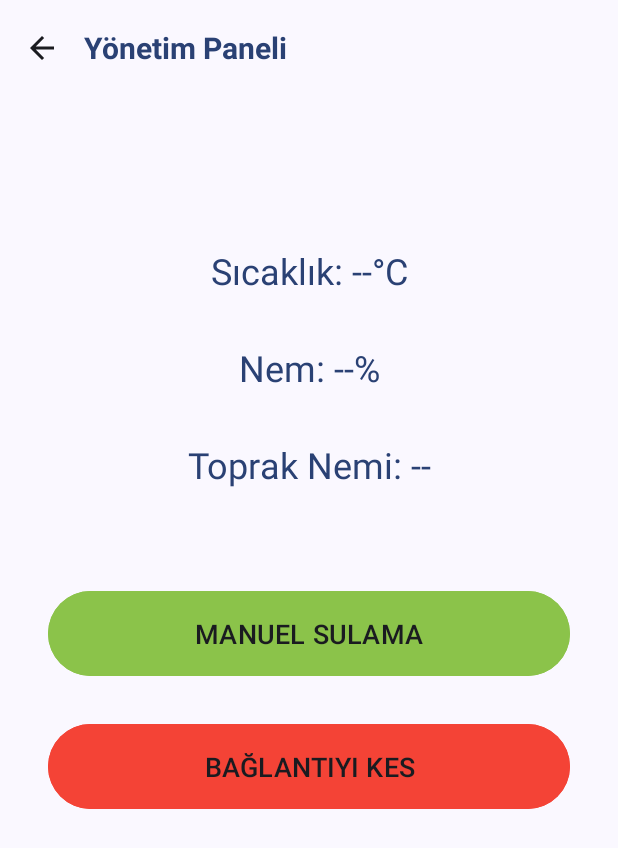
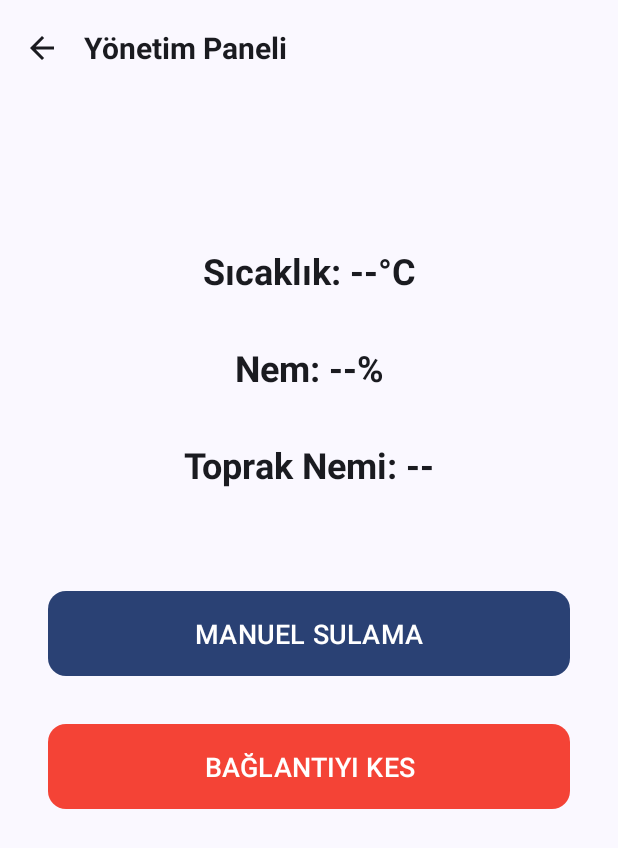
Before and after one commit to nyaexx/bitki-sulama, an Android app: the MonitoringActivity screen opened directly, with no data from a screen before it, on a phone screen of 412 x 824 dp. Shown: the top 848 px of the screen. Run offline under Robolectric (Android 15) with nearby library versions, the phone set to English and light mode, and no system bars; 1 statement that could not run was skipped.

Commit message:
Tema Güncellemesi

```diff
--- a/Android Uygulama/app/src/main/res/layout/activity_monitoring.xml
+++ b/Android Uygulama/app/src/main/res/layout/activity_monitoring.xml
@@ -4,10 +4,10 @@
     xmlns:tools="http://schemas.android.com/tools"
     android:layout_width="match_parent"
     android:layout_height="match_parent"
-    tools:context=".MonitoringActivity"
-    android:fitsSystemWindows="true">>
+    android:fitsSystemWindows="true"
+    tools:context=".MonitoringActivity">
 
-    <androidx.appcompat.widget.Toolbar
+    <com.google.android.material.appbar.MaterialToolbar
         android:id="@+id/toolbar"
         android:layout_width="match_parent"
         android:layout_height="?attr/actionBarSize"
@@ -16,6 +16,7 @@
         app:layout_constraintStart_toStartOf="parent"
         app:layout_constraintTop_toTopOf="parent"
         app:navigationIcon="@drawable/arrow_back"
+        app:navigationIconTint="?attr/colorOnSurface"
         app:popupTheme="@style/ThemeOverlay.AppCompat.Light">
 
         <TextView
@@ -23,11 +24,11 @@
             android:layout_width="wrap_content"
             android:layout_height="wrap_content"
             android:text="@string/yonetim_paneli"
-            android:textColor="?attr/colorPrimaryDark"
+            android:textColor="?attr/colorOnSurface"
             android:textSize="20sp"
             android:textStyle="bold" />
 
-    </androidx.appcompat.widget.Toolbar>
+    </com.google.android.material.appbar.MaterialToolbar>
 
     <TextView
         android:id="@+id/temperatureTextView"
@@ -35,8 +36,9 @@
         android:layout_height="wrap_content"
         android:layout_marginTop="100dp"
         android:text="Sıcaklık: --°C"
-        android:textColor="?attr/colorPrimaryDark"
+        android:textColor="?attr/colorOnSurface"
         android:textSize="24sp"
+        android:textStyle="bold"
         app:layout_constraintEnd_toEndOf="parent"
         app:layout_constraintStart_toStartOf="parent"
         app:layout_constraintTop_toBottomOf="@+id/toolbar" />
@@ -47,8 +49,9 @@
         android:layout_height="wrap_content"
         android:layout_marginTop="32dp"
         android:text="Nem: --%"
-        android:textColor="?attr/colorPrimaryDark"
+        android:textColor="?attr/colorOnSurface"
         android:textSize="24sp"
+        android:textStyle="bold"
         app:layout_constraintEnd_toEndOf="parent"
         app:layout_constraintStart_toStartOf="parent"
         app:layout_constraintTop_toBottomOf="@+id/temperatureTextView" />
@@ -59,13 +62,14 @@
         android:layout_height="wrap_content"
         android:layout_marginTop="32dp"
         android:text="Toprak Nemi: --"
-        android:textColor="?attr/colorPrimaryDark"
+        android:textColor="?attr/colorOnSurface"
         android:textSize="24sp"
+        android:textStyle="bold"
         app:layout_constraintEnd_toEndOf="parent"
         app:layout_constraintStart_toStartOf="parent"
         app:layout_constraintTop_toBottomOf="@+id/humidityTextView" />
 
-    <Button
+    <com.google.android.material.button.MaterialButton
         android:id="@+id/manualWateringButton"
         android:layout_width="0dp"
         android:layout_height="wrap_content"
@@ -74,14 +78,15 @@
         android:layout_marginEnd="32dp"
         android:padding="16dp"
         android:text="@string/manuel_sulama"
-        android:textColor="?attr/colorOnSurface"
-        android:backgroundTint="@color/secondaryColor"
+        android:textColor="?attr/colorOnSecondary"
         android:textSize="18sp"
+        app:backgroundTint="?attr/colorPrimary"
+        app:cornerRadius="12dp"
         app:layout_constraintEnd_toEndOf="parent"
         app:layout_constraintStart_toStartOf="parent"
         app:layout_constraintTop_toBottomOf="@+id/soilMoistureTextView" />
 
-    <Button
+    <com.google.android.material.button.MaterialButton
         android:id="@+id/disconnectButton"
         android:layout_width="0dp"
         android:layout_height="wrap_content"
@@ -90,9 +95,10 @@
         android:layout_marginEnd="32dp"
         android:padding="16dp"
         android:text="@string/baglantiyi_kes"
-        android:textColor="?attr/colorOnSurface"
+        android:textColor="@android:color/white"
         android:textSize="18sp"
-        android:backgroundTint="#F44336"
+        app:backgroundTint="#F44336"
+        app:cornerRadius="12dp"
         app:layout_constraintEnd_toEndOf="parent"
         app:layout_constraintStart_toStartOf="parent"
         app:layout_constraintTop_toBottomOf="@+id/manualWateringButton" />
--- a/Android Uygulama/app/src/main/res/values/strings.xml
+++ b/Android Uygulama/app/src/main/res/values/strings.xml
@@ -1,7 +1,7 @@
 <resources>
     <string name="app_name">Bitki Sulama</string>
     <string name="made">made by nyaex</string>
-    <string name="app_name_version">Bitki Sulama 1.5</string>
+    <string name="app_name_version">Bitki Sulama 1.6</string>
     <string name="github">Github</string>
     <string name="share">Paylaş</string>
     <string name="search_device">Cihazları Bul</string>
--- a/Android Uygulama/app/src/main/res/values/styles.xml
+++ b/Android Uygulama/app/src/main/res/values/styles.xml
@@ -2,8 +2,8 @@
 
     <style name="Theme.BitkiSulama" parent="Theme.Material3.DynamicColors.DayNight.NoActionBar">
 
+        <item name="android:statusBarColor">@android:color/transparent</item>
         <item name="android:navigationBarColor">@android:color/transparent</item>
-        <item name="android:statusBarColor">@android:color/transparent</item>
 
         <item name="colorPrimary">@color/primaryColor</item>
         <item name="colorOnPrimary">@color/onPrimary</item>
```
Also changed, not shown: Android Uygulama/app/build.gradle.kts (+7 -8 lines), Android Uygulama/app/src/main/res/layout/activity_main.xml (+21 -12 lines), 1 other file.
